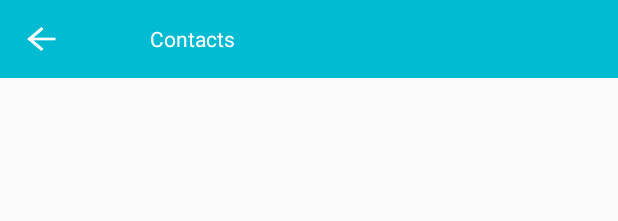
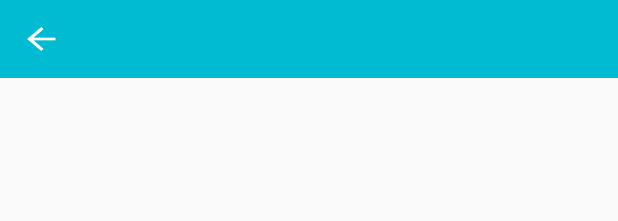
Before and after one commit to nguyenvantai/MyExercise_Finish_Internship, an Android app: the layout activity_contacts.xml on its own in the app's theme, with its tools: preview values and no code run, on a phone screen of 412 x 824 dp. Shown: the top 221 px of the screen. Run offline under Robolectric (Android 15) with nearby library versions, the phone set to English and light mode, and no system bars.

```diff
--- a/app/src/main/res/layout/activity_contacts.xml
+++ b/app/src/main/res/layout/activity_contacts.xml
@@ -15,7 +15,7 @@
             android:layout_marginLeft="@dimen/activity_contacts.margin.18dp"
             android:layout_marginBottom="@dimen/activity_contacts.margin.18dp"
             android:background="@drawable/ic_back"></ImageView>
-        <TextView android:id="@+id/tvContacts"
+        <!--<TextView android:id="@+id/tvContacts"
             android:layout_width="wrap_content"
             android:layout_height="@dimen/textview.text_size.24sp"
             android:text="@string/textview.text.contacts"
@@ -23,7 +23,7 @@
             android:gravity="center"
             android:layout_marginLeft="@dimen/textview.margin.100dp"
             android:textColor="@color/textview.text_color.white"
-            android:layout_alignBaseline="@+id/imgBack"></TextView>
+            android:layout_alignBaseline="@+id/imgBack"></TextView>-->
 
     </RelativeLayout>
 
```
